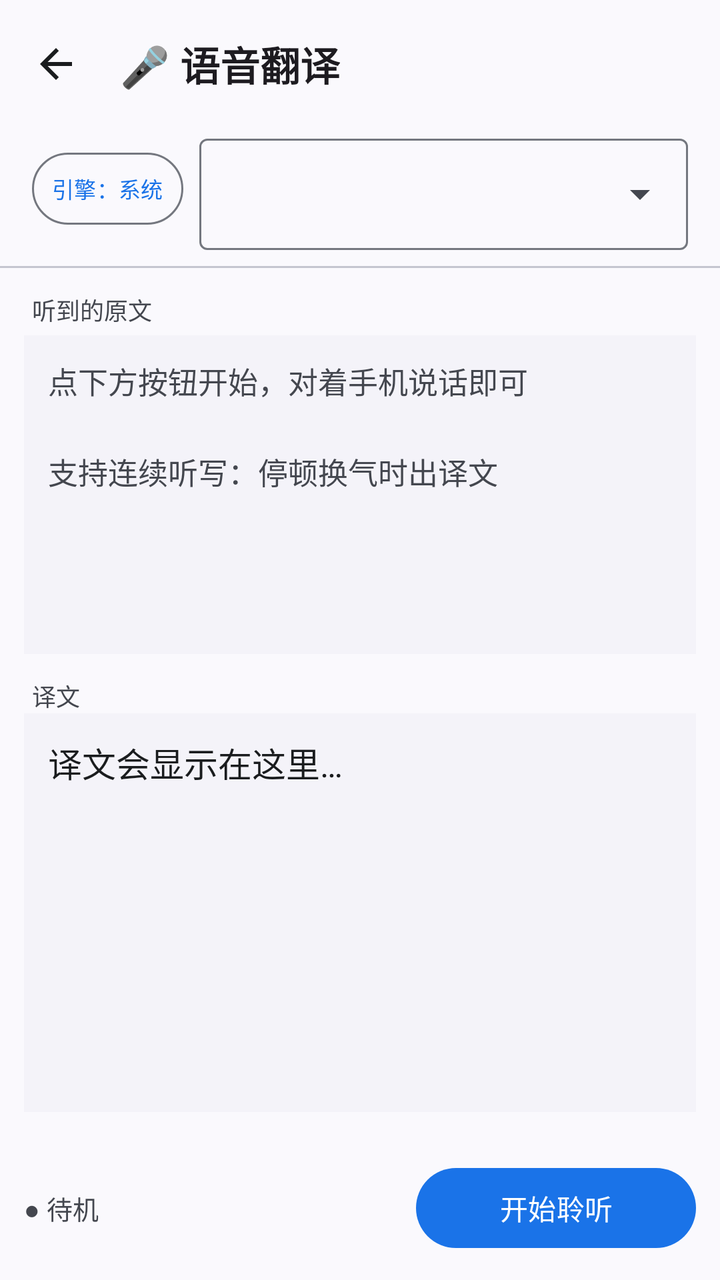
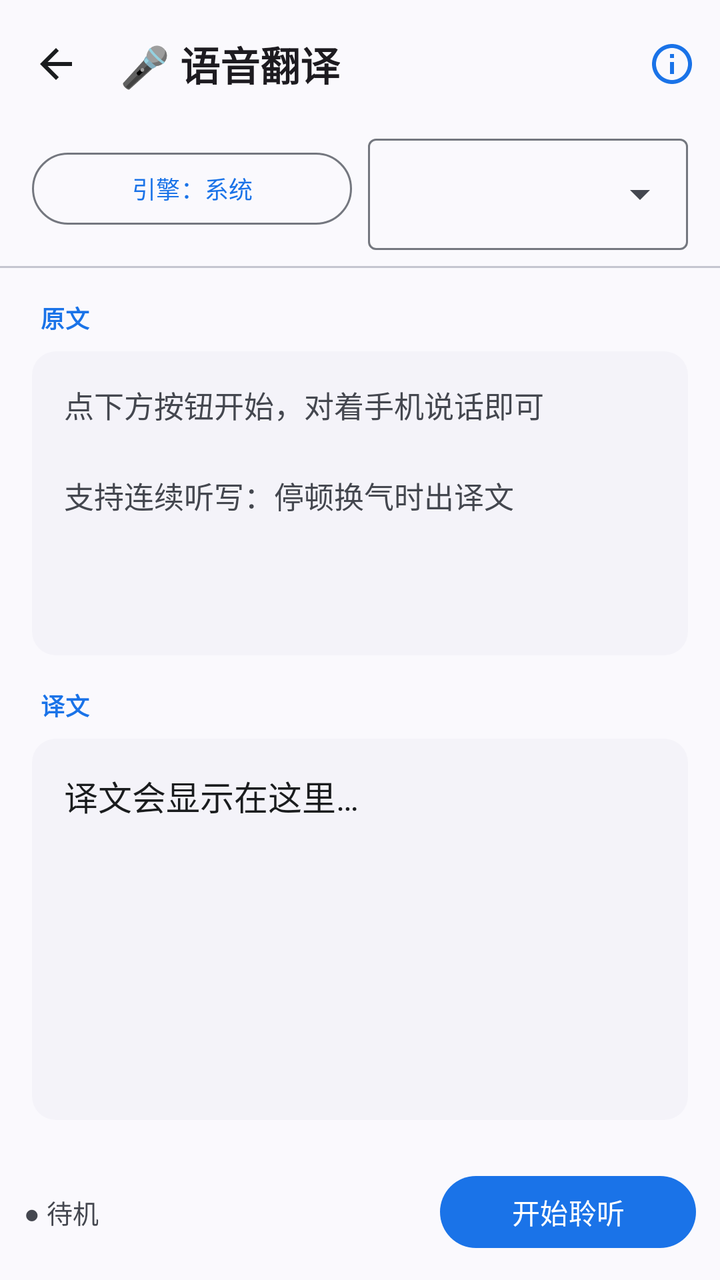

Compare the two renders of this Android layout. The source of the first and the diff that turns it into the second are given below.
<!-- AndroidManifest.xml: application theme Theme.ScreenTranslator -->
<!-- res/layout/activity_voice_translate.xml -->
<?xml version="1.0" encoding="utf-8"?>
<LinearLayout
    xmlns:app="http://schemas.android.com/apk/res-auto"
    xmlns:android="http://schemas.android.com/apk/res/android"
    android:layout_width="match_parent"
    android:layout_height="match_parent"
    android:background="?attr/colorSurface"
    android:orientation="vertical">

    
    <com.google.android.material.appbar.MaterialToolbar
        android:id="@+id/topAppBar"
        style="@style/Widget.ScreenTranslator.Toolbar"
        android:layout_width="match_parent"
        android:layout_height="?attr/actionBarSize"
        app:navigationIcon="@drawable/ic_arrow_back"
        app:navigationContentDescription="@string/common_btn_back_content_description"
        app:title="@string/voice_translate_t02" />

    
    <LinearLayout
        android:layout_width="match_parent"
        android:layout_height="wrap_content"
        android:orientation="horizontal"
        android:gravity="center_vertical"
        android:paddingHorizontal="16dp"
        android:paddingBottom="8dp">

        <com.google.android.material.button.MaterialButton
            android:id="@+id/btnEngine"
            style="@style/Widget.ScreenTranslator.Button.Outlined"
            android:layout_width="wrap_content"
            android:layout_height="wrap_content"
            android:text="@string/voice_translate_btn_engine"
            android:textColor="?attr/colorPrimary"
            android:textSize="11sp"
            android:minWidth="0dp"
            android:paddingHorizontal="10dp" />

        
        <com.google.android.material.textfield.TextInputLayout
            style="@style/Widget.ScreenTranslator.DropdownLayout"
            android:layout_width="0dp"
            android:layout_weight="1"
            android:layout_height="wrap_content"
            android:layout_marginStart="8dp">

            <com.google.android.material.textfield.MaterialAutoCompleteTextView
                android:id="@+id/spinnerLang"
                android:layout_width="match_parent"
                android:layout_height="wrap_content"
                android:inputType="none" />
        </com.google.android.material.textfield.TextInputLayout>
    </LinearLayout>

    
    <LinearLayout
        android:id="@+id/hintBar"
        android:layout_width="match_parent"
        android:layout_height="wrap_content"
        android:orientation="horizontal"
        android:gravity="center_vertical"
        android:visibility="gone"
        android:paddingHorizontal="16dp"
        android:paddingVertical="10dp"
        android:background="?attr/colorSecondaryContainer">

        <TextView
            android:id="@+id/tvSpeechHint"
            android:layout_width="0dp"
            android:layout_height="wrap_content"
            android:layout_weight="1"
            android:textColor="?attr/colorOnSecondaryContainer"
            android:textSize="12sp"
            android:lineSpacingExtra="2dp" />

        <com.google.android.material.button.MaterialButton
            android:id="@+id/btnSpeechFix"
            style="@style/Widget.ScreenTranslator.Button.Text"
            android:layout_width="wrap_content"
            android:layout_height="wrap_content"
            android:layout_marginStart="8dp"
            android:minWidth="0dp"
            android:paddingHorizontal="8dp"
            android:textColor="?attr/colorOnSecondaryContainer"
            android:textSize="12sp"
            android:text="@string/voice_translate_btn_fix" />
    </LinearLayout>

    <com.google.android.material.divider.MaterialDivider
        style="@style/Widget.ScreenTranslator.Divider"
        android:layout_width="match_parent"
        android:layout_height="1dp" />

    
    <TextView
        android:layout_width="wrap_content"
        android:layout_height="wrap_content"
        android:layout_marginStart="16dp"
        android:layout_marginTop="12dp"
        android:text="@string/voice_translate_t01"
        android:textColor="?attr/colorOnSurfaceVariant"
        android:textSize="12sp" />

    <TextView
        android:id="@+id/tvHeard"
        android:layout_width="match_parent"
        android:layout_height="0dp"
        android:layout_weight="4"
        android:layout_marginHorizontal="12dp"
        android:layout_marginTop="4dp"
        android:padding="12dp"
        android:background="?attr/colorSurfaceContainerLow"
        android:gravity="top"
        android:textColor="?attr/colorOnSurfaceVariant"
        android:textSize="15sp"
        android:lineSpacingExtra="3dp"
        android:text="@string/voice_translate_tv_heard" />

    
    <TextView
        android:layout_width="wrap_content"
        android:layout_height="wrap_content"
        android:layout_marginStart="16dp"
        android:layout_marginTop="12dp"
        android:text="@string/common_t07"
        android:textColor="?attr/colorOnSurfaceVariant"
        android:textSize="12sp" />

    <androidx.core.widget.NestedScrollView
        android:id="@+id/scrollResult"
        android:layout_width="match_parent"
        android:layout_height="0dp"
        android:layout_weight="5"
        android:layout_marginHorizontal="12dp"
        android:layout_marginBottom="12dp"
        android:fillViewport="true">

        <TextView
            android:id="@+id/tvResult"
            android:layout_width="match_parent"
            android:layout_height="wrap_content"
            android:padding="12dp"
            android:background="?attr/colorSurfaceContainerLow"
            android:textColor="?attr/colorOnSurface"
            android:textSize="17sp"
            android:lineSpacingExtra="4dp"
            android:text="@string/common_tv_result" />
    </androidx.core.widget.NestedScrollView>

    
    <LinearLayout
        android:layout_width="match_parent"
        android:layout_height="wrap_content"
        android:orientation="horizontal"
        android:gravity="center_vertical"
        android:padding="12dp">

        <TextView
            android:id="@+id/tvStatus"
            android:layout_width="0dp"
            android:layout_height="wrap_content"
            android:layout_weight="1"
            android:text="@string/voice_translate_tv_status"
            android:textColor="?attr/colorOnSurfaceVariant"
            android:textSize="13sp" />

        <com.google.android.material.button.MaterialButton
            android:id="@+id/btnToggle"
            android:layout_width="wrap_content"
            android:layout_height="wrap_content"
            android:minWidth="140dp"
            android:text="@string/voice_translate_btn_toggle" />
    </LinearLayout>
</LinearLayout>
<!-- resources referenced by this layout -->
<resources>
  <string name="common_btn_back_content_description">返回</string>
  <string name="common_t07">译文</string>
  <string name="common_tv_result">译文会显示在这里…</string>
  <string name="voice_translate_btn_engine">引擎：系统</string>
  <string name="voice_translate_btn_fix">处理</string>
  <string name="voice_translate_btn_toggle">开始聆听</string>
  <string name="voice_translate_t01">听到的原文</string>
  <string name="voice_translate_t02">🎤 语音翻译</string>
  <string name="voice_translate_tv_heard">点下方按钮开始，对着手机说话即可\n\n支持连续听写：停顿换气时出译文</string>
  <string name="voice_translate_tv_status">● 待机</string>
  <color name="md_on_surface">#1A1C1E</color>
  <dimen name="md_button_height">44dp</dimen>
  <dimen name="md_corner_xs">4dp</dimen>
  <color name="md_primary">#1A73E8</color>
  <color name="md_on_primary">#FFFFFF</color>
  <color name="md_primary_container">#D3E3FD</color>
  <color name="md_on_primary_container">#041E49</color>
  <color name="md_inverse_primary">#A8C7FA</color>
  <color name="md_secondary">#545F71</color>
  <color name="md_on_secondary">#FFFFFF</color>
  <color name="md_secondary_container">#D8E2F6</color>
  <color name="md_on_secondary_container">#111C2B</color>
  <color name="md_tertiary">#6E5C8E</color>
  <color name="md_on_tertiary">#FFFFFF</color>
  <color name="md_tertiary_container">#EDDCFC</color>
  <color name="md_on_tertiary_container">#281645</color>
  <color name="md_error">#B3261E</color>
  <color name="md_on_error">#FFFFFF</color>
  <color name="md_error_container">#F9DEDC</color>
  <color name="md_on_error_container">#410E0B</color>
  <color name="md_surface">#FAF9FD</color>
  <color name="md_surface_variant">#E1E2EC</color>
  <color name="md_on_surface_variant">#44474F</color>
  <color name="md_inverse_surface">#2F3033</color>
  <color name="md_inverse_on_surface">#F1F0F4</color>
  <color name="md_surface_container_lowest">#FFFFFF</color>
  <color name="md_surface_container_low">#F4F3F9</color>
  <color name="md_surface_container">#EFEEF4</color>
  <color name="md_surface_container_high">#E9E8EF</color>
  <color name="md_surface_container_highest">#E3E2E9</color>
  <color name="md_outline">#74777F</color>
  <color name="md_outline_variant">#C4C6D0</color>
  <!-- unchanged entries left out for length: 8 -->
</resources>

<!-- the commit's change to res/layout/activity_voice_translate.xml (unified diff, before → after) -->
@@ -15,7 +15,8 @@
         android:layout_height="?attr/actionBarSize"
         app:navigationIcon="@drawable/ic_arrow_back"
         app:navigationContentDescription="@string/common_btn_back_content_description"
-        app:title="@string/voice_translate_t02" />
+        app:title="@string/voice_translate_t02"
+        app:menu="@menu/menu_voice_translate" />
 
     
     <LinearLayout
@@ -29,11 +30,14 @@
         <com.google.android.material.button.MaterialButton
             android:id="@+id/btnEngine"
             style="@style/Widget.ScreenTranslator.Button.Outlined"
-            android:layout_width="wrap_content"
-            android:layout_height="wrap_content"
+            android:layout_width="0dp"
+            android:layout_height="wrap_content"
+            android:layout_weight="1"
+            android:ellipsize="end"
+            android:maxLines="1"
             android:text="@string/voice_translate_btn_engine"
             android:textColor="?attr/colorPrimary"
-            android:textSize="11sp"
+            android:textSize="12sp"
             android:minWidth="0dp"
             android:paddingHorizontal="10dp" />
 
@@ -51,6 +55,64 @@
                 android:layout_height="wrap_content"
                 android:inputType="none" />
         </com.google.android.material.textfield.TextInputLayout>
+    </LinearLayout>
+
+    <LinearLayout
+        android:id="@+id/imeInputPanel"
+        android:layout_width="match_parent"
+        android:layout_height="wrap_content"
+        android:orientation="vertical"
+        android:paddingHorizontal="16dp"
+        android:paddingBottom="8dp"
+        android:visibility="gone">
+
+        <com.google.android.material.textfield.TextInputLayout
+            android:id="@+id/imeInputLayout"
+            style="@style/Widget.Material3.TextInputLayout.OutlinedBox"
+            android:layout_width="match_parent"
+            android:layout_height="wrap_content"
+            android:hint="@string/voice_translate_ime_hint"
+            app:endIconMode="clear_text">
+
+            <com.google.android.material.textfield.TextInputEditText
+                android:id="@+id/etImeInput"
+                android:layout_width="match_parent"
+                android:layout_height="wrap_content"
+                android:gravity="top|start"
+                android:imeOptions="actionDone"
+                android:inputType="textCapSentences|textMultiLine"
+                android:maxLines="4"
+                android:minLines="2"
+                android:textSize="15sp" />
+        </com.google.android.material.textfield.TextInputLayout>
+
+        <LinearLayout
+            android:layout_width="match_parent"
+            android:layout_height="wrap_content"
+            android:layout_marginTop="8dp"
+            android:orientation="horizontal">
+
+            <com.google.android.material.button.MaterialButton
+                android:id="@+id/btnImePicker"
+                style="@style/Widget.ScreenTranslator.Button.Outlined"
+                android:layout_width="0dp"
+                android:layout_height="wrap_content"
+                android:layout_weight="1"
+                android:minHeight="48dp"
+                android:text="@string/voice_translate_ime_picker" />
+
+            <com.google.android.material.button.MaterialButton
+                android:id="@+id/btnImeTranslate"
+                style="@style/Widget.ScreenTranslator.Button.Filled"
+                android:layout_width="0dp"
+                android:layout_height="wrap_content"
+                android:layout_marginStart="8dp"
+                android:layout_weight="1"
+                android:minHeight="48dp"
+                android:text="@string/voice_translate_ime_translate"
+                app:icon="@drawable/ic_translate"
+                app:iconSize="20dp" />
+        </LinearLayout>
     </LinearLayout>
 
     
@@ -94,23 +156,24 @@
 
     
     <TextView
+        style="@style/TextAppearance.ScreenTranslator.Caption"
         android:layout_width="wrap_content"
         android:layout_height="wrap_content"
-        android:layout_marginStart="16dp"
-        android:layout_marginTop="12dp"
+        android:layout_marginStart="20dp"
+        android:layout_marginTop="16dp"
+        android:layout_marginBottom="8dp"
         android:text="@string/voice_translate_t01"
-        android:textColor="?attr/colorOnSurfaceVariant"
-        android:textSize="12sp" />
+        android:textColor="?attr/colorPrimary"
+        android:textStyle="bold" />
 
     <TextView
         android:id="@+id/tvHeard"
         android:layout_width="match_parent"
         android:layout_height="0dp"
         android:layout_weight="4"
-        android:layout_marginHorizontal="12dp"
-        android:layout_marginTop="4dp"
-        android:padding="12dp"
-        android:background="?attr/colorSurfaceContainerLow"
+        android:layout_marginHorizontal="16dp"
+        android:padding="16dp"
+        android:background="@drawable/bg_translation_panel"
         android:gravity="top"
         android:textColor="?attr/colorOnSurfaceVariant"
         android:textSize="15sp"
@@ -119,29 +182,32 @@
 
     
     <TextView
+        style="@style/TextAppearance.ScreenTranslator.Caption"
         android:layout_width="wrap_content"
         android:layout_height="wrap_content"
-        android:layout_marginStart="16dp"
-        android:layout_marginTop="12dp"
+        android:layout_marginStart="20dp"
+        android:layout_marginTop="16dp"
+        android:layout_marginBottom="8dp"
         android:text="@string/common_t07"
-        android:textColor="?attr/colorOnSurfaceVariant"
-        android:textSize="12sp" />
+        android:textColor="?attr/colorPrimary"
+        android:textStyle="bold" />
 
     <androidx.core.widget.NestedScrollView
         android:id="@+id/scrollResult"
         android:layout_width="match_parent"
         android:layout_height="0dp"
         android:layout_weight="5"
-        android:layout_marginHorizontal="12dp"
+        android:layout_marginHorizontal="16dp"
         android:layout_marginBottom="12dp"
+        android:background="@drawable/bg_translation_panel"
         android:fillViewport="true">
 
         <TextView
             android:id="@+id/tvResult"
             android:layout_width="match_parent"
             android:layout_height="wrap_content"
-            android:padding="12dp"
-            android:background="?attr/colorSurfaceContainerLow"
+            android:padding="16dp"
+            android:background="@android:color/transparent"
             android:textColor="?attr/colorOnSurface"
             android:textSize="17sp"
             android:lineSpacingExtra="4dp"
@@ -167,9 +233,10 @@
 
         <com.google.android.material.button.MaterialButton
             android:id="@+id/btnToggle"
+            style="@style/Widget.ScreenTranslator.Button.Filled"
             android:layout_width="wrap_content"
             android:layout_height="wrap_content"
-            android:minWidth="140dp"
+            android:minWidth="128dp"
             android:text="@string/voice_translate_btn_toggle" />
     </LinearLayout>
 </LinearLayout>
<!-- resource entries referenced after the edit -->
@@ -1,15 +1,45 @@
 <!-- resources referenced by this layout -->
 <resources>
+  <!-- drawable bg_translation_panel (drawable) -->
+  <?xml version="1.0" encoding="utf-8"?>
+  <shape xmlns:android="http://schemas.android.com/apk/res/android"
+      android:shape="rectangle">
+      <solid android:color="?attr/colorSurfaceContainerLow" />
+      <corners android:radius="@dimen/md_corner_md" />
+  </shape>
+  <!-- drawable ic_translate (drawable) -->
+  <?xml version="1.0" encoding="utf-8"?>
+  <vector xmlns:android="http://schemas.android.com/apk/res/android"
+      android:width="24dp"
+      android:height="24dp"
+      android:viewportWidth="24"
+      android:viewportHeight="24">
+      <path
+          android:fillColor="@color/md_primary"
+          android:pathData="M12.87,15.07L10.33,12.56l0.03,-0.03c1.74,-1.94 2.98,-4.17 3.71,-6.53H17V4h-7V2H8v2H1v2h11.17c-0.67,1.92 -1.73,3.75 -3.17,5.35C7.87,10.1 7.07,8.9 6.5,7.75h-2c0.73,1.63 1.73,3.17 3,4.5L2.42,17.27 3.83,18.68 9,13.5l3.22,3.22 0.65,-1.65zM18.5,10h-2L12,22h2l1.12,-3h4.75L21,22h2l-4.5,-12zM15.88,17l1.62,-4.33L19.12,17h-3.24z" />
+  </vector>
   <string name="common_btn_back_content_description">返回</string>
   <string name="common_t07">译文</string>
   <string name="common_tv_result">译文会显示在这里…</string>
   <string name="voice_translate_btn_engine">引擎：系统</string>
   <string name="voice_translate_btn_fix">处理</string>
   <string name="voice_translate_btn_toggle">开始聆听</string>
-  <string name="voice_translate_t01">听到的原文</string>
+  <string name="voice_translate_ime_hint">原文</string>
+  <string name="voice_translate_ime_picker">切换输入法</string>
+  <string name="voice_translate_ime_translate">翻译</string>
+  <string name="voice_translate_t01">原文</string>
   <string name="voice_translate_t02">🎤 语音翻译</string>
   <string name="voice_translate_tv_heard">点下方按钮开始，对着手机说话即可\n\n支持连续听写：停顿换气时出译文</string>
   <string name="voice_translate_tv_status">● 待机</string>
+  <style name="TextAppearance.ScreenTranslator.Caption" parent="TextAppearance.Material3.BodySmall">
+          <item name="android:textSize">12sp</item>
+          <item name="android:textColor">?attr/colorOnSurfaceVariant</item>
+      </style>
+  <style name="Widget.ScreenTranslator.Button.Filled" parent="Widget.Material3.Button">
+          <item name="android:minHeight">@dimen/md_button_height</item>
+          <item name="cornerRadius">22dp</item>
+      </style>
+  <dimen name="md_corner_md">12dp</dimen>
   <color name="md_on_surface">#1A1C1E</color>
   <dimen name="md_button_height">44dp</dimen>
   <dimen name="md_corner_xs">4dp</dimen>
